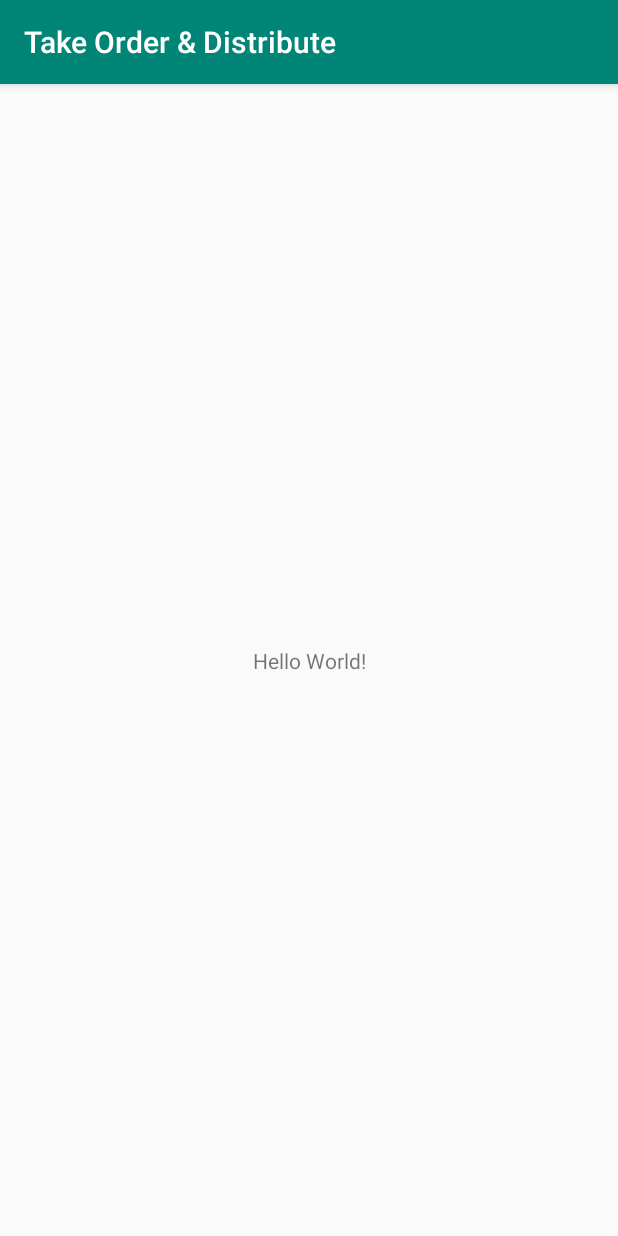
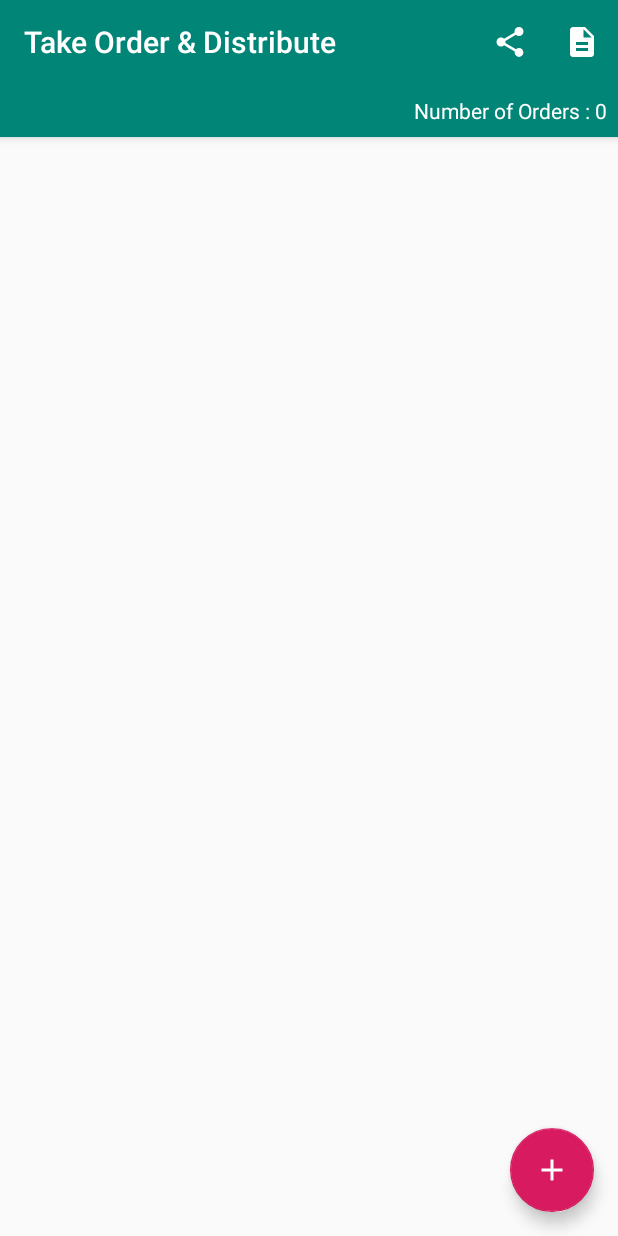
Before and after one commit to praveencris/Capstone-Project, an Android app: the screen it shows after launch (MainActivity), on a phone screen of 412 x 824 dp. Run offline under Robolectric (Android 15) with nearby library versions, the phone set to English and light mode, and no system bars; our stand-ins replace data binding.

Commit message:
List Items design completed

```diff
--- a/app/build.gradle
+++ b/app/build.gradle
@@ -17,6 +17,10 @@ android {
             proguardFiles getDefaultProguardFile('proguard-android-optimize.txt'), 'proguard-rules.pro'
         }
     }
+
+    dataBinding{
+        enabled true
+    }
 }
 
 dependencies {
@@ -26,4 +30,5 @@ dependencies {
     testImplementation 'junit:junit:4.12'
     androidTestImplementation 'androidx.test:runner:1.1.1'
     androidTestImplementation 'androidx.test.espresso:espresso-core:3.1.1'
+    implementation 'com.google.android.material:material:1.0.0'
 }
--- a/app/src/main/java/com/sabkayar/praveen/takeorderdistribute/MainActivity.java
+++ b/app/src/main/java/com/sabkayar/praveen/takeorderdistribute/MainActivity.java
@@ -1,14 +1,23 @@
 package com.sabkayar.praveen.takeorderdistribute;
-
-import androidx.appcompat.app.AppCompatActivity;
 
 import android.os.Bundle;
 
+import androidx.appcompat.app.AppCompatActivity;
+import androidx.databinding.DataBindingUtil;
+
+import com.sabkayar.praveen.takeorderdistribute.databinding.ActivityMainBinding;
+
 public class MainActivity extends AppCompatActivity {
+    ActivityMainBinding mBinding;
 
     @Override
     protected void onCreate(Bundle savedInstanceState) {
         super.onCreate(savedInstanceState);
-        setContentView(R.layout.activity_main);
+        //setContentView(R.layout.activity_main);
+        mBinding = DataBindingUtil.setContentView(this, R.layout.activity_main);
+        mBinding.toolbar.inflateMenu(R.menu.menu_main);
+        mBinding.tvLabel.setText(getString(R.string.number_of_orders_,0));
+
+
     }
 }
--- /dev/null
+++ b/app/src/main/res/drawable/ic_add_white.xml
@@ -0,0 +1,5 @@
+<vector android:height="24dp" android:tint="#FFFFFF"
+    android:viewportHeight="24.0" android:viewportWidth="24.0"
+    android:width="24dp" xmlns:android="http://schemas.android.com/apk/res/android">
+    <path android:fillColor="#FF000000" android:pathData="M19,13h-6v6h-2v-6H5v-2h6V5h2v6h6v2z"/>
+</vector>
--- /dev/null
+++ b/app/src/main/res/drawable/ic_description_white.xml
@@ -0,0 +1,5 @@
+<vector android:height="24dp" android:tint="#FFFFFF"
+    android:viewportHeight="24.0" android:viewportWidth="24.0"
+    android:width="24dp" xmlns:android="http://schemas.android.com/apk/res/android">
+    <path android:fillColor="#FF000000" android:pathData="M14,2L6,2c-1.1,0 -1.99,0.9 -1.99,2L4,20c0,1.1 0.89,2 1.99,2L18,22c1.1,0 2,-0.9 2,-2L20,8l-6,-6zM16,18L8,18v-2h8v2zM16,14L8,14v-2h8v2zM13,9L13,3.5L18.5,9L13,9z"/>
+</vector>
--- /dev/null
+++ b/app/src/main/res/drawable/ic_share_white.xml
@@ -0,0 +1,5 @@
+<vector android:height="24dp" android:tint="#FFFFFF"
+    android:viewportHeight="24.0" android:viewportWidth="24.0"
+    android:width="24dp" xmlns:android="http://schemas.android.com/apk/res/android">
+    <path android:fillColor="#FF000000" android:pathData="M18,16.08c-0.76,0 -1.44,0.3 -1.96,0.77L8.91,12.7c0.05,-0.23 0.09,-0.46 0.09,-0.7s-0.04,-0.47 -0.09,-0.7l7.05,-4.11c0.54,0.5 1.25,0.81 2.04,0.81 1.66,0 3,-1.34 3,-3s-1.34,-3 -3,-3 -3,1.34 -3,3c0,0.24 0.04,0.47 0.09,0.7L8.04,9.81C7.5,9.31 6.79,9 6,9c-1.66,0 -3,1.34 -3,3s1.34,3 3,3c0.79,0 1.5,-0.31 2.04,-0.81l7.12,4.16c-0.05,0.21 -0.08,0.43 -0.08,0.65 0,1.61 1.31,2.92 2.92,2.92 1.61,0 2.92,-1.31 2.92,-2.92s-1.31,-2.92 -2.92,-2.92z"/>
+</vector>
--- a/app/src/main/res/layout/activity_main.xml
+++ b/app/src/main/res/layout/activity_main.xml
@@ -1,18 +1,52 @@
 <?xml version="1.0" encoding="utf-8"?>
-<androidx.constraintlayout.widget.ConstraintLayout xmlns:android="http://schemas.android.com/apk/res/android"
-    xmlns:app="http://schemas.android.com/apk/res-auto"
-    xmlns:tools="http://schemas.android.com/tools"
-    android:layout_width="match_parent"
-    android:layout_height="match_parent"
-    tools:context=".MainActivity">
+<layout xmlns:tools="http://schemas.android.com/tools"
+    xmlns:android="http://schemas.android.com/apk/res/android"
+    xmlns:app="http://schemas.android.com/apk/res-auto">
 
-    <TextView
-        android:layout_width="wrap_content"
-        android:layout_height="wrap_content"
-        android:text="Hello World!"
-        app:layout_constraintBottom_toBottomOf="parent"
-        app:layout_constraintLeft_toLeftOf="parent"
-        app:layout_constraintRight_toRightOf="parent"
-        app:layout_constraintTop_toTopOf="parent" />
+    <androidx.coordinatorlayout.widget.CoordinatorLayout
+        android:layout_width="match_parent"
+        android:layout_height="match_parent">
 
-</androidx.constraintlayout.widget.ConstraintLayout>
+        <com.google.android.material.appbar.AppBarLayout
+            android:id="@+id/appbar"
+            android:layout_width="match_parent"
+            android:layout_height="wrap_content">
+            <androidx.appcompat.widget.Toolbar
+                android:id="@+id/toolbar"
+                android:layout_width="match_parent"
+                android:layout_height="?attr/actionBarSize"
+                app:title="@string/app_name"
+                app:titleTextColor="@color/colorLabel" />
+            <TextView
+                android:id="@+id/tv_label"
+                android:layout_width="match_parent"
+                android:layout_height="wrap_content"
+                android:gravity="end"
+                android:padding="8dp"
+                android:textColor="@color/colorLabel"
+                android:text="@string/number_of_orders_" />
+        </com.google.android.material.appbar.AppBarLayout>
+
+        <androidx.recyclerview.widget.RecyclerView
+            android:id="@+id/recyclerView"
+            android:layout_width="match_parent"
+            android:layout_height="match_parent"
+            app:layout_behavior="com.google.android.material.appbar.AppBarLayout$ScrollingViewBehavior" />
+
+        <com.google.android.material.floatingactionbutton.FloatingActionButton
+            app:layout_behavior="com.google.android.material.floatingactionbutton.FloatingActionButton$Behavior"
+            android:id="@+id/floatingActionButton"
+            android:layout_width="wrap_content"
+            android:layout_height="wrap_content"
+            android:layout_gravity="end|bottom"
+            android:layout_marginEnd="16dp"
+            android:layout_marginRight="16dp"
+            android:layout_marginBottom="16dp"
+            android:clickable="true"
+            app:srcCompat="@drawable/ic_add_white"
+            android:focusable="true"
+            tools:ignore="VectorDrawableCompat" />
+
+
+    </androidx.coordinatorlayout.widget.CoordinatorLayout>
+</layout>
--- /dev/null
+++ b/app/src/main/res/menu/menu_main.xml
@@ -0,0 +1,16 @@
+<?xml version="1.0" encoding="utf-8"?>
+<menu xmlns:android="http://schemas.android.com/apk/res/android"
+    xmlns:app="http://schemas.android.com/apk/res-auto">
+    <item
+        android:id="@+id/action_share"
+        android:icon="@drawable/ic_share_white"
+        android:orderInCategory="100"
+        android:title="@string/action_share"
+        app:showAsAction="ifRoom" />
+    <item
+        android:id="@+id/action_summary"
+        android:icon="@drawable/ic_description_white"
+        android:orderInCategory="200"
+        android:title="@string/action_summary"
+        app:showAsAction="ifRoom" />
+</menu>
--- a/app/src/main/res/values/colors.xml
+++ b/app/src/main/res/values/colors.xml
@@ -3,4 +3,8 @@
     <color name="colorPrimary">#008577</color>
     <color name="colorPrimaryDark">#00574B</color>
     <color name="colorAccent">#D81B60</color>
+    <color name="colorPrimaryText">#000000</color>
+    <color name="colorSecondaryText">#95989A</color>
+    <color name="colorLabel">@android:color/white</color>
+
 </resources>
--- /dev/null
+++ b/app/src/main/res/values/dimens.xml
@@ -0,0 +1,4 @@
+<?xml version="1.0" encoding="utf-8"?>
+<resources>
+    <dimen name="activity_horizontal_margin">16dp</dimen>
+</resources>
--- a/app/src/main/res/values/strings.xml
+++ b/app/src/main/res/values/strings.xml
@@ -1,3 +1,6 @@
 <resources>
     <string name="app_name">Take Order &amp; Distribute</string>
+    <string name="action_share">Share</string>
+    <string name="action_summary">Summary</string>
+    <string name="number_of_orders_">Number of Orders : %d</string>
 </resources>
--- a/app/src/main/res/values/styles.xml
+++ b/app/src/main/res/values/styles.xml
@@ -6,6 +6,7 @@
         <item name="colorPrimary">@color/colorPrimary</item>
         <item name="colorPrimaryDark">@color/colorPrimaryDark</item>
         <item name="colorAccent">@color/colorAccent</item>
+        <item name="windowNoTitle">true</item>
     </style>
 
 </resources>
```
Also changed, not shown: app/src/main/java/com/sabkayar/praveen/takeorderdistribute/MainActivityViewModel.java (added, +7 -0 lines), app/src/main/res/drawable/list_item_background.xml (added, +39 -0 lines), app/src/main/res/layout/order_item_layout.xml (added, +43 -0 lines), app/src/main/res/layout/take_order_item_layout.xml (added, +62 -0 lines), 1 other file.
